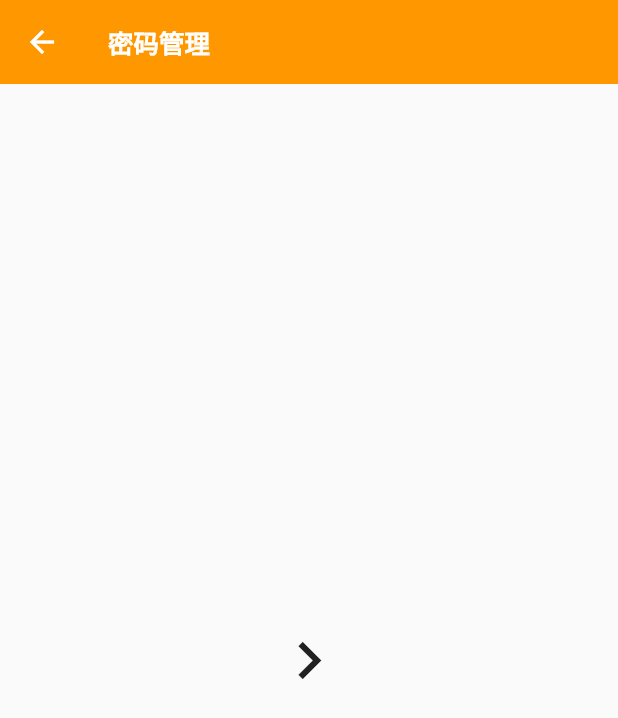
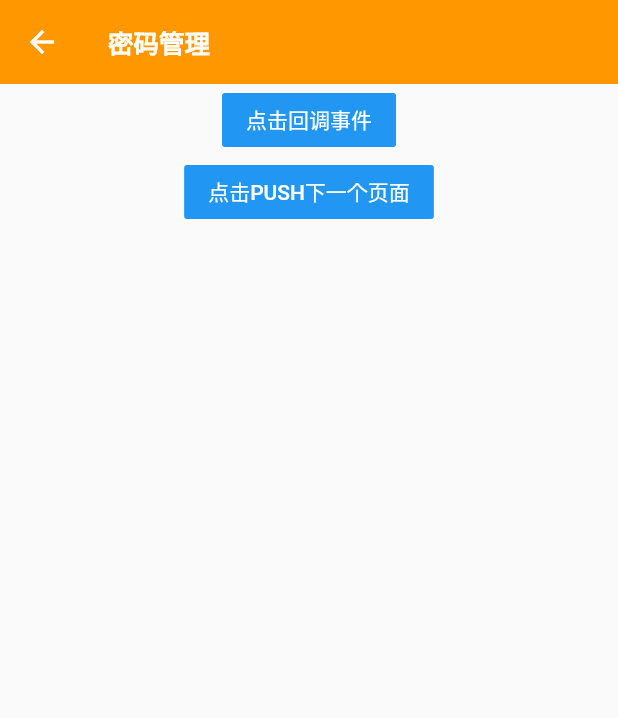
Before and after one commit to HQ-2019/FlutterDemo, a Flutter app: the MyPage screen opened directly, after a tap on "密码管理", on a phone screen of 412 x 824 dp. Shown: the top 718 px of the screen. Run offline on Flutter 3.47's test engine with Material 2 defaults, Android fonts, the phone set to English and light mode, and no system bars; our stand-ins replace flutter_swiper; network calls fail.

```diff
--- a/demo/lib/main.dart
+++ b/demo/lib/main.dart
@@ -24,8 +24,8 @@ class MyApp extends StatelessWidget {
         primarySwatch: Colors.yellow,
       ),
 //      home: MyHomePage(title: 'Flutter Demo Home Page'),
-      home: TabNavigator(),
-//      home: LoginPage(),
+//      home: TabNavigator(),
+      home: LoginPage(),
     );
   }
 }
--- a/demo/lib/navigator/TabNavigator.dart
+++ b/demo/lib/navigator/TabNavigator.dart
@@ -1,5 +1,5 @@
 import 'package:demo/pages/HomePage.dart';
-import 'package:demo/pages/LoanListPage.dart';
+import 'package:demo/pages/NewsPage.dart';
 import 'package:demo/pages/MyPage.dart';
 import 'package:flutter/material.dart';
 
@@ -24,7 +24,7 @@ class _TabNavigatorState extends State<TabNavigator> {
   int _currentIndex = 0;
 
   // tab标题列表
-  final _titleList = ['首页', '借款', '我的'];
+  final _titleList = ['首页', '资讯', '我的'];
 
   // tab图标列表
   var _iconList;
@@ -57,7 +57,7 @@ class _TabNavigatorState extends State<TabNavigator> {
       ]
     ];
 
-    _pageList = [HomePage(), LoanListPage(), MyPage()];
+    _pageList = [HomePage(), NewsPage(), MyPage()];
   }
 
   @override
--- a/demo/lib/pages/MyPage.dart
+++ b/demo/lib/pages/MyPage.dart
@@ -70,7 +70,12 @@ class _MyPageState extends State<MyPage> {
                           CupertinoPageRoute<void>(
                               maintainState: false, //  是否前一个路由将保留在内存中
                               builder: (BuildContext context) {
-                                return SecondPage(title: _todoList[index].title);
+                                return SecondPage(
+                                  title: _todoList[index].title,
+                                  onTap: (str) {
+                                    print('回调信息是 ${str}');
+                                  },
+                                );
                               }
                           )
                       );
--- a/demo/lib/pages/SecondPage.dart
+++ b/demo/lib/pages/SecondPage.dart
@@ -1,10 +1,17 @@
 import 'package:flutter/cupertino.dart';
 import 'package:flutter/material.dart';
 
+typedef GestureTapCallback = void Function(String str);
+
 class SecondPage extends StatefulWidget {
   final String title;
+  final GestureTapCallback onTap;
 
-  const SecondPage({Key key, @required this.title}) : super(key: key);
+  const SecondPage({
+    Key key,
+    @required this.title,
+    this.onTap
+  }) : super(key: key);
 
   @override
   _SecondPageState createState() => _SecondPageState();
@@ -33,9 +40,23 @@ class _SecondPageState extends State<SecondPage> {
         elevation: 0, // 去掉阴影
       ),
       body: Center(
-        child: IconButton(
-          icon: Icon(Icons.keyboard_arrow_right),
-          iconSize: 50,
+        child: Column(
+          children: <Widget>[
+            FlatButton(
+              child: Text("点击回调事件"),
+              color: Colors.blue,
+              textColor: Colors.white,
+              onPressed: () {
+                // 如果有设置事件则回调事件
+                if (widget.onTap != null) {
+                  widget.onTap(widget.title);
+                }
+              },
+            ),
+            FlatButton(
+              child: Text("点击PUSH下一个页面"),
+              color: Colors.blue,
+              textColor: Colors.white,
               onPressed: () {
                 // push到下一个页面
 //            Navigator.push(
@@ -55,6 +76,8 @@ class _SecondPageState extends State<SecondPage> {
 //                MaterialPageRoute(
 //                    builder: (context) => SecondPage(title: '北京市')));
               },
+            )
+          ],
         ),
       ),
     );
```
Also changed, not shown: demo/lib/pages/HomePage.dart (+64 -29 lines), demo/lib/pages/LoanListPage.dart (deleted, +0 -54 lines), demo/lib/pages/LoginPage.dart (+21 -48 lines), demo/lib/pages/NewsPage.dart (added, +148 -0 lines), demo/pubspec.lock, 4 other files. Lines whose indentation alone changed are shown as unchanged.
